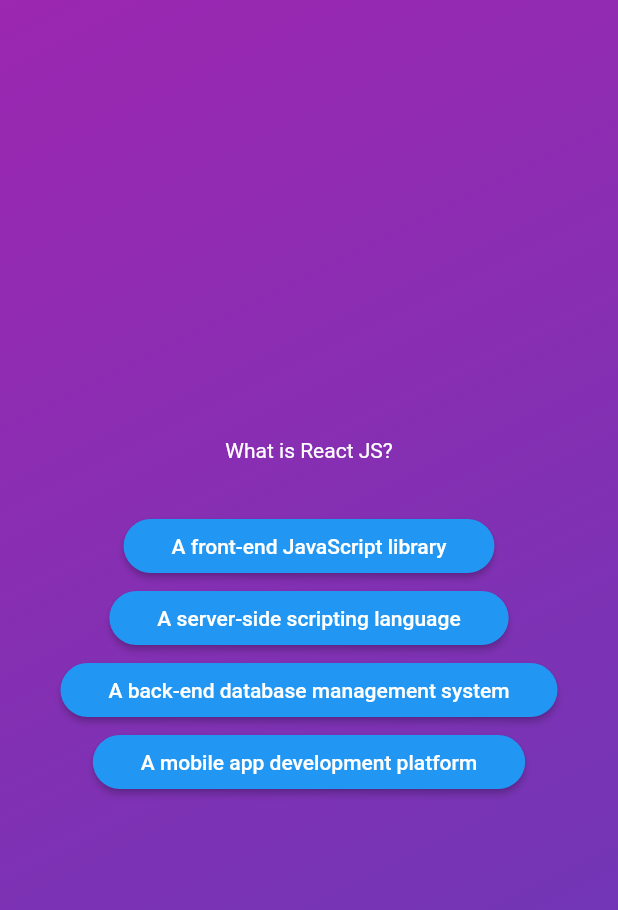
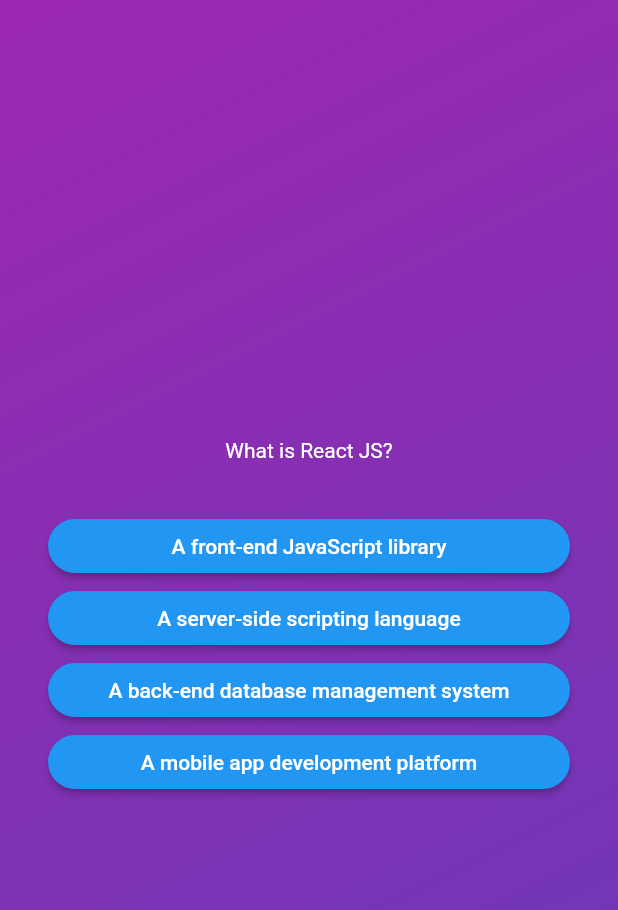
Before and after one commit to xzvw/flutter-quiz-app, a Flutter app: the screen it shows after launch, after a tap on "Start Quiz", on a phone screen of 412 x 824 dp. Shown: the top 910 px of the screen. Run offline on Flutter 3.47's test engine with Material 2 defaults, Android fonts, the phone set to English and light mode, and no system bars.

Commit message:
Update styles

```diff
--- a/lib/question_screen.dart
+++ b/lib/question_screen.dart
@@ -18,7 +18,10 @@ class _QuestionScreenState extends State<QuestionScreen> {
 
     return SizedBox(
       width: double.infinity,
+      child: Container(
+        padding: const EdgeInsets.all(32),
         child: Column(
+          crossAxisAlignment: CrossAxisAlignment.stretch,
           mainAxisAlignment: MainAxisAlignment.center,
           children: [
             Text(
@@ -26,6 +29,7 @@ class _QuestionScreenState extends State<QuestionScreen> {
               style: const TextStyle(
                 color: Colors.white,
               ),
+              textAlign: TextAlign.center,
             ),
             const SizedBox(
               height: 32,
@@ -38,6 +42,7 @@ class _QuestionScreenState extends State<QuestionScreen> {
             }),
           ],
         ),
+      ),
     );
   }
 }
```
Lines whose indentation alone changed are shown as unchanged.
